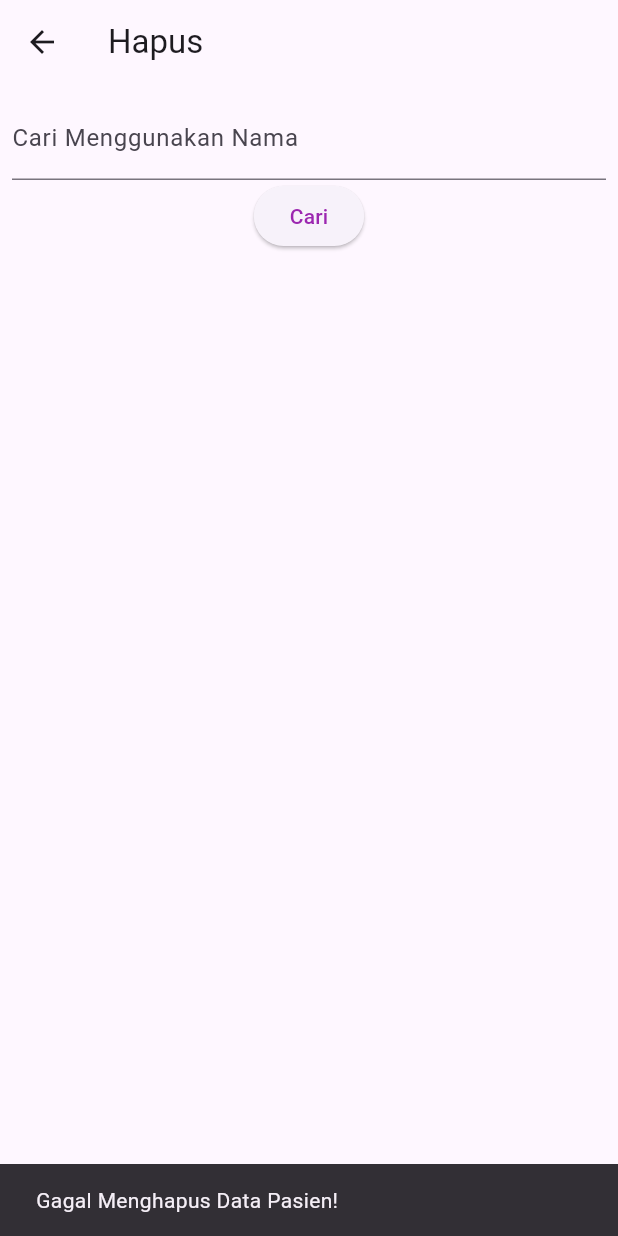
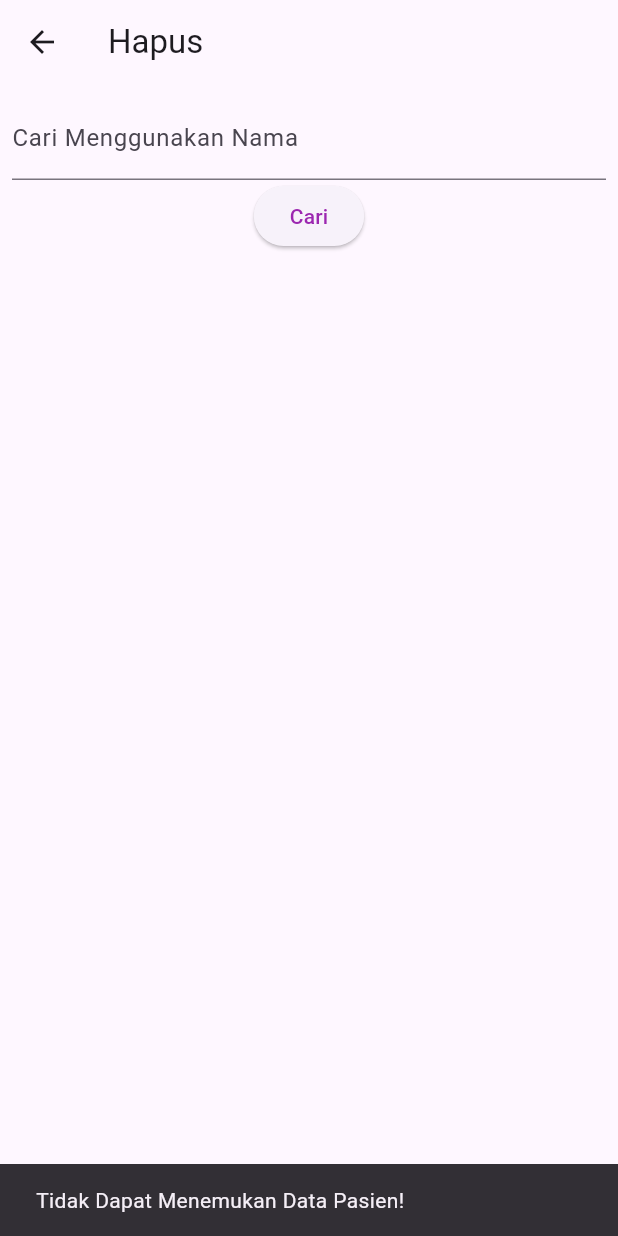
Before and after one commit to rizwaradnan03/uap_pbo, a Flutter app: the HapusPasien screen opened directly, after a tap on "Cari", on a phone screen of 412 x 824 dp. Run offline on Flutter 3.47's test engine with Material 3 defaults, Android fonts, the phone set to English and light mode, and no system bars; missing offline and left inert: dart:html, dart:js.

Commit message:
modif sikit

```diff
--- a/lib/pages/pasien/hapus_pasien.dart
+++ b/lib/pages/pasien/hapus_pasien.dart
@@ -30,7 +30,7 @@ class _HapusPasienState extends State<HapusPasien> {
       context, MaterialPageRoute(builder: (context) => MainPasien()));
     }else{
       ScaffoldMessenger.of(context).showSnackBar(
-        const SnackBar(content: Text("Gagal Menghapus Data Pasien!")));
+        const SnackBar(content: Text("Tidak Dapat Menemukan Data Pasien!")));
     }
   }
 
```
